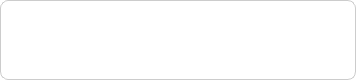
Qt form parsec/core/gui/forms/account_button.ui (Sithi5/parsec-cloud) before a commit.
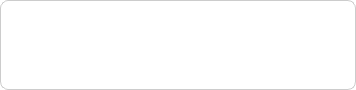
The same form after that commit.

Commit message: [GUI] Update new login screen

The edit to the form file:
```diff
--- a/parsec/core/gui/forms/account_button.ui
+++ b/parsec/core/gui/forms/account_button.ui
@@ -7,19 +7,19 @@
     <x>0</x>
     <y>0</y>
     <width>356</width>
-    <height>80</height>
+    <height>90</height>
    </rect>
   </property>
   <property name="minimumSize">
    <size>
     <width>0</width>
-    <height>80</height>
+    <height>90</height>
    </size>
   </property>
   <property name="maximumSize">
    <size>
     <width>16777215</width>
-    <height>80</height>
+    <height>90</height>
    </size>
   </property>
   <property name="windowTitle">
@@ -36,6 +36,12 @@
 	border-radius: 8px;
 	border: 1px solid #CCCCCC;
 }
+
+QWidget#widget:hover {
+	background-color: #F8F8F8;
+	border: 1px solid #999999;
+}
+
 QLabel {
 	color: #333333;
 }
@@ -67,16 +73,16 @@
        <number>20</number>
       </property>
       <property name="topMargin">
-       <number>6</number>
+       <number>10</number>
       </property>
       <property name="rightMargin">
        <number>20</number>
       </property>
       <property name="bottomMargin">
-       <number>6</number>
+       <number>10</number>
       </property>
       <item>
-       <widget class="QLabel" name="label_organization">
+       <widget class="QLabel" name="label_name">
         <property name="font">
          <font>
           <pointsize>11</pointsize>
@@ -90,10 +96,12 @@
        </widget>
       </item>
       <item>
-       <widget class="QLabel" name="label_name">
+       <widget class="QLabel" name="label_organization">
         <property name="font">
          <font>
           <pointsize>11</pointsize>
+          <weight>50</weight>
+          <bold>false</bold>
          </font>
         </property>
         <property name="text">
```
The commit also changes 2 other files.
